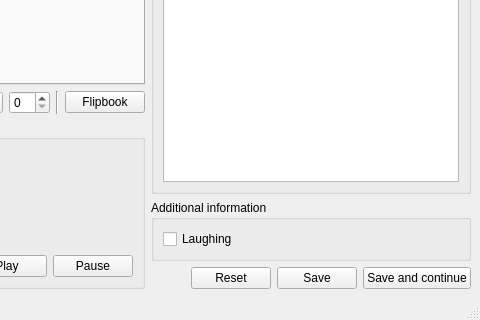
Above: MainWindow.ui from afwlehmann/annot8 before the change; both pictures show x 544 to 1024 and y 448 to 768 of the 1024 by 768 pixel window. Below: the same form after it.
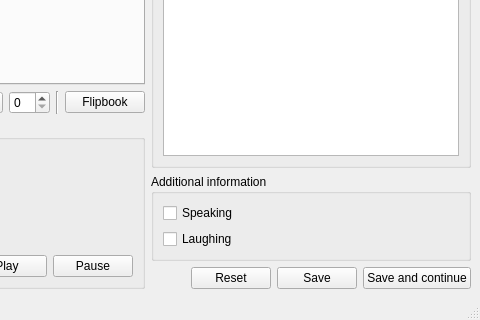
That is the form after the change. Custom widgets are drawn as their Qt base class.

Commit message: Introduced a few keyboard shortcuts, namely F1, F3, F4 and F5. Added the `speaking' attribute and implicitly created the new attributes struct. Changed the playback thread's refresh rate from 10Hz to 5Hz. During flipbook mode, the annotations aren't updated anymore, now. This should give a certain speed increase on slower machines.

```diff
--- a/MainWindow.ui
+++ b/MainWindow.ui
@@ -17,8 +17,8 @@
     <rect>
      <x>0</x>
      <y>22</y>
-     <width>886</width>
-     <height>807</height>
+     <width>1024</width>
+     <height>724</height>
     </rect>
    </property>
    <layout class="QGridLayout" >
@@ -271,6 +271,13 @@
        <string>Additional information</string>
       </property>
       <layout class="QVBoxLayout" >
+       <item>
+        <widget class="QCheckBox" name="cbSpeaking" >
+         <property name="text" >
+          <string>Speaking</string>
+         </property>
+        </widget>
+       </item>
        <item>
         <widget class="QCheckBox" name="cbLaughing" >
          <property name="text" >
```
Left out of the diff: 25 changed lines with no effect on the pictures. The commit also changes 7 other files.
